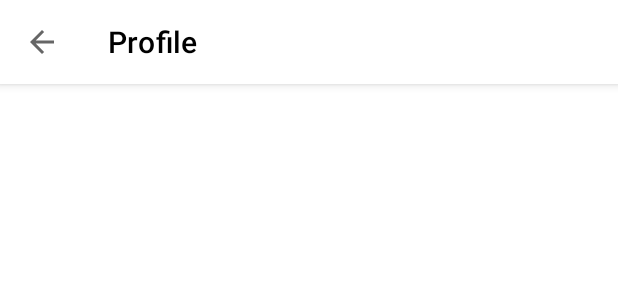
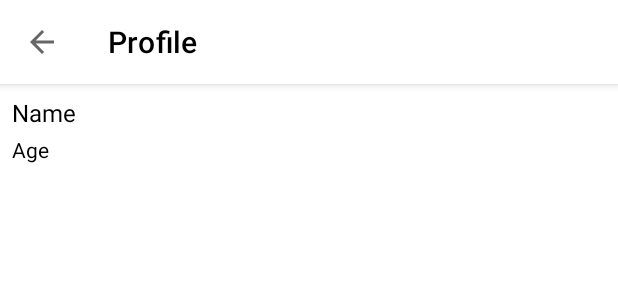
Before and after one commit to feriyusuf/movie-app, an Android app: the layout activity_detail.xml on its own in the app's theme, with its tools: preview values and no code run, on a phone screen of 412 x 824 dp. Shown: the top 300 px of the screen. Run offline under Robolectric (Android 15) with nearby library versions, the phone set to English and light mode, and no system bars; network calls fail.

```diff
--- a/app/build.gradle
+++ b/app/build.gradle
@@ -36,6 +36,10 @@ android {
     }
 }
 
+androidExtensions {
+    experimental = true
+}
+
 dependencies {
     implementation "org.jetbrains.kotlin:kotlin-stdlib:$kotlin_version"
     implementation fileTree(dir: "libs", include: ["*.jar"])
--- a/app/src/main/res/layout/activity_detail.xml
+++ b/app/src/main/res/layout/activity_detail.xml
@@ -17,4 +17,26 @@
         app:title="@string/menu_profile"
         app:titleTextColor="@color/black" />
 
+    <TextView
+        android:id="@+id/tv_name"
+        android:layout_width="match_parent"
+        android:layout_height="wrap_content"
+        android:layout_margin="8dp"
+        android:text="Name"
+        android:textColor="@color/black"
+        android:textSize="16sp"
+        app:layout_constraintTop_toBottomOf="@id/toolbar_detail" />
+
+    <TextView
+        android:id="@+id/tv_age"
+        android:layout_width="match_parent"
+        android:layout_height="wrap_content"
+        android:layout_marginStart="8dp"
+        android:layout_marginTop="4dp"
+        android:layout_marginEnd="8dp"
+        android:text="Age"
+        android:textColor="@color/black"
+        android:textSize="14sp"
+        app:layout_constraintTop_toBottomOf="@id/tv_name" />
+
 </androidx.constraintlayout.widget.ConstraintLayout>
```
Also changed, not shown: app/src/main/java/id/kotlin/mvvm/model/User.kt (added, +10 -0 lines), app/src/main/java/id/kotlin/mvvm/presentation/DetailActivity.kt (+25 -0 lines), app/src/main/java/id/kotlin/mvvm/presentation/HomeActivity.kt (+25 -6 lines).
